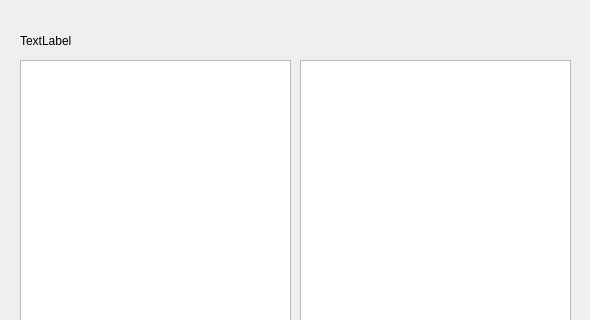
Above: mainwindow.ui from BilelBOUHEDDA/TODOList before the change; both pictures show x 0 to 590 and y 0 to 320 of the 590 by 609 pixel window. Below: the same form after it.
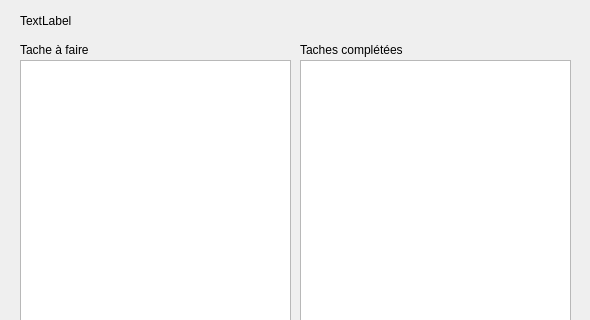
That is the form after the change.

Commit message: refonte supprimer tache selectionné

The edit to the form file:
```diff
--- a/mainwindow.ui
+++ b/mainwindow.ui
@@ -18,7 +18,7 @@
     <property name="geometry">
      <rect>
       <x>20</x>
-      <y>20</y>
+      <y>0</y>
       <width>571</width>
       <height>41</height>
      </rect>
@@ -134,6 +134,32 @@
      <string>Valider les tâches coché</string>
     </property>
    </widget>
+   <widget class="QLabel" name="headlineLabel_2">
+    <property name="geometry">
+     <rect>
+      <x>20</x>
+      <y>40</y>
+      <width>91</width>
+      <height>20</height>
+     </rect>
+    </property>
+    <property name="text">
+     <string>Tache à faire</string>
+    </property>
+   </widget>
+   <widget class="QLabel" name="headlineLabel_3">
+    <property name="geometry">
+     <rect>
+      <x>300</x>
+      <y>40</y>
+      <width>171</width>
+      <height>20</height>
+     </rect>
+    </property>
+    <property name="text">
+     <string>Taches complétées</string>
+    </property>
+   </widget>
   </widget>
   <widget class="QStatusBar" name="statusbar"/>
  </widget>
```
The commit also changes 2 other files.
